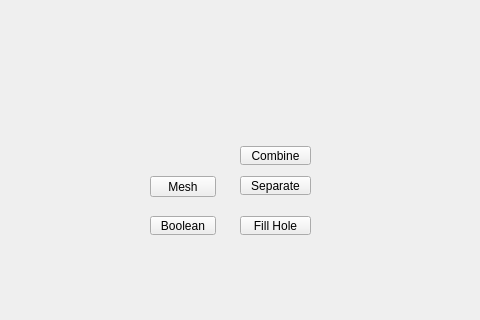
Before: the Qt Designer form tentacle/ui/polygons#mesh#submenu.ui in m3trik/tentacle, drawn with Qt 5; both pictures show x 120 to 600 and y 114 to 434 of the 600 by 600 pixel window.
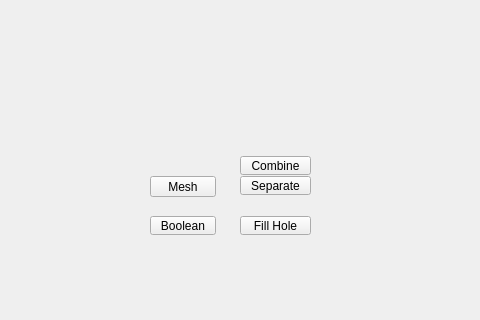
After: the same form once the commit is applied. Custom widgets are drawn as their Qt base class.

Diff of the .ui file:
```diff
--- a/tentacle/ui/polygons#mesh#submenu.ui
+++ b/tentacle/ui/polygons#mesh#submenu.ui
@@ -94,7 +94,7 @@
     <property name="geometry">
      <rect>
       <x>360</x>
-      <y>260</y>
+      <y>270</y>
       <width>71</width>
       <height>19</height>
      </rect>
```
